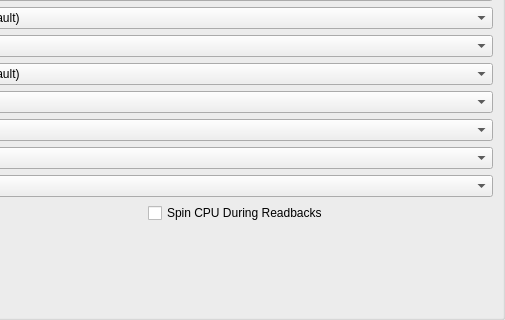
PCSX2/pcsx2, file pcsx2-qt/Settings/GraphicsSettingsWidget.ui: the form before one commit; both pictures show x 215 to 720 and y 159 to 479 of the 720 by 479 pixel window.
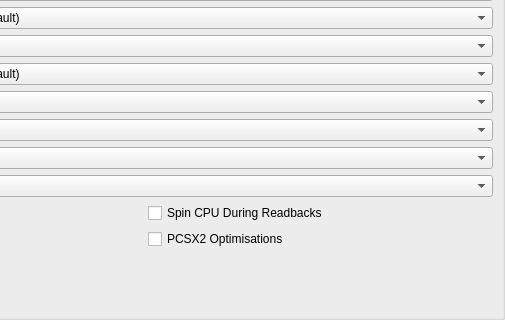
The form after the commit. The open tabs and pages were chosen to show the change.

Commit message: Qt: Graphics settings text fixes

The edit to the form file:
```diff
--- a/pcsx2-qt/Settings/GraphicsSettingsWidget.ui
+++ b/pcsx2-qt/Settings/GraphicsSettingsWidget.ui
@@ -689,6 +689,13 @@
            </property>
           </widget>
          </item>
+         <item row="1" column="1">
+          <widget class="QCheckBox" name="PCSX2Optimisations">
+           <property name="text">
+            <string>PCSX2 Optimisations</string>
+           </property>
+          </widget>
+         </item>
         </layout>
        </item>
       </layout>
```
Left out of the diff: 2 changed lines with no effect on the pictures. The commit also changes 2 other files.
